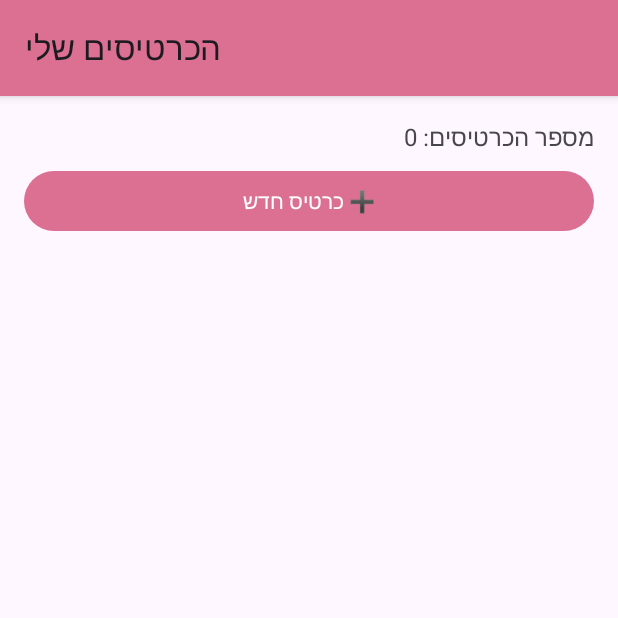
After one commit to hallelco/BizCard, an Android app: the CardsListActivity screen opened directly, with no data from a screen before it, on a phone screen of 412 x 824 dp, the top half of it. The commit adds this screen. Run offline under Robolectric (Android 15) with nearby library versions, the phone set to English and light mode, and no system bars; our stand-ins replace Firebase (no records; nobody signed in at launch, a user with empty details on screens opened directly).

Commit message:
BizCard 3.0 task

```diff
--- a/app/build.gradle.kts
+++ b/app/build.gradle.kts
@@ -1,5 +1,6 @@
 plugins {
     alias(libs.plugins.android.application)
+    id("com.google.gms.google-services")
 }
 
 android {
@@ -36,6 +37,8 @@ dependencies {
     implementation(libs.appcompat)
     implementation(libs.constraintlayout)
     implementation(libs.material)
+    implementation(platform("com.google.firebase:firebase-bom:33.7.0"))
+    implementation("com.google.firebase:firebase-database")
     testImplementation(libs.junit)
     androidTestImplementation(libs.espresso.core)
     androidTestImplementation(libs.ext.junit)
--- /dev/null
+++ b/app/src/main/java/com/example/myapplication/CardsDb.java
@@ -0,0 +1,16 @@
+package com.example.myapplication;
+
+import android.content.Context;
+
+import com.google.firebase.database.DatabaseReference;
+import com.google.firebase.database.FirebaseDatabase;
+
+public class CardsDb {
+
+    // מחזיר מצביע לצומת "cards" בעץ. כל המסכים לוקחים אותו מכאן
+    public static DatabaseReference cards(Context context) {
+        FirebaseConfig.ensureInitialized(context);       // מחברים ל-Firebase (רק בפעם הראשונה)
+        return FirebaseDatabase.getInstance(FirebaseConfig.DATABASE_URL)
+                .getReference("cards");
+    }
+}
--- /dev/null
+++ b/app/src/main/java/com/example/myapplication/CardsListActivity.java
@@ -0,0 +1,168 @@
+package com.example.myapplication;
+
+import android.app.AlertDialog;
+import android.content.DialogInterface;
+import android.content.Intent;
+import android.os.Bundle;
+import android.view.View;
+import android.widget.AdapterView;
+import android.widget.ArrayAdapter;
+import android.widget.Button;
+import android.widget.ListView;
+import android.widget.TextView;
+import android.widget.Toast;
+
+import androidx.annotation.NonNull;
+import androidx.appcompat.app.AppCompatActivity;
+
+import com.google.android.gms.tasks.OnSuccessListener;
+import com.google.firebase.database.DataSnapshot;
+import com.google.firebase.database.DatabaseError;
+import com.google.firebase.database.DatabaseReference;
+import com.google.firebase.database.ValueEventListener;
+
+import java.util.ArrayList;
+
+public class CardsListActivity extends AppCompatActivity {
+
+    private ListView lvCards;
+    private TextView tvCount;
+
+    private ArrayList<Card> cards = new ArrayList<>();   // הכרטיסים בזיכרון
+    private ArrayAdapter<Card> adapter;                  // מחבר בין הרשימה ל-ListView
+
+    private DatabaseReference ref;                       // הצומת cards
+    private ValueEventListener listener;                 // שומרים אותו כדי להסיר בסוף
+
+    @Override
+    protected void onCreate(Bundle savedInstanceState) {
+        super.onCreate(savedInstanceState);
+        setContentView(R.layout.activity_cards_list);
+        setTitle("הכרטיסים שלי");
+
+        lvCards = findViewById(R.id.lvCards);
+        tvCount = findViewById(R.id.tvCount);
+
+        if (cards.isEmpty()) {
+            tvCount.setText("אין עדיין כרטיסים. צרו את הראשון!");
+        } else {
+            tvCount.setText("מספר הכרטיסים: " + cards.size());
+        }
+
+        // ➕ כרטיס חדש: סוגרים את הרשימה וחוזרים לטופס (הוא מתחת לרשימה, והוא כבר ריק)
+        Button btnAdd = findViewById(R.id.btnAdd);
+        btnAdd.setOnClickListener(new View.OnClickListener() {
+            @Override
+            public void onClick(View v) {
+                finish();
+            }
+        });
+
+        adapter = new ArrayAdapter<>(this, android.R.layout.simple_list_item_1, cards);
+        lvCards.setAdapter(adapter);
+
+        if (!FirebaseConfig.isConfigured()) {
+            tvCount.setText("חסרים ערכים ב-FirebaseConfig.java");
+            return;
+        }
+
+        ref = CardsDb.cards(this);
+
+        // ===== קריאה (Read) =====
+        listener = new ValueEventListener() {
+            @Override
+            public void onDataChange(@NonNull DataSnapshot snapshot) {
+
+                // TODO 4: ריקון הרשימה
+                cards.clear();
+
+                // TODO 5: מעבר על כל הילדים של snapshot
+                for (DataSnapshot child : snapshot.getChildren()) {
+                    Card card = child.getValue(Card.class);
+
+                    if (card != null) {
+                        card.setKey(child.getKey());
+                        cards.add(card);
+                    }
+                }
+
+                // TODO 6: עדכון המתאם ומספר הכרטיסים
+                adapter.notifyDataSetChanged();
+                tvCount.setText("מספר הכרטיסים: " + cards.size());
+            }
+
+            @Override
+            public void onCancelled(@NonNull DatabaseError error) {
+                Toast.makeText(CardsListActivity.this,
+                        "הקריאה נכשלה: " + error.getMessage(), Toast.LENGTH_LONG).show();
+            }
+        };
+
+        // TODO 7: הרשמה להאזנה לשינויים בצומת ref
+        ref.addValueEventListener(listener);
+
+        lvCards.setOnItemClickListener(new AdapterView.OnItemClickListener() {
+            @Override
+            public void onItemClick(AdapterView<?> parent, View view, int position, long id) {
+
+                // TODO 9: קבלת הכרטיס שנבחר מהרשימה
+                Card card = cards.get(position);
+
+                // יצירת Intent למסך CardActivity
+                Intent intent = new Intent(CardsListActivity.this, CardActivity.class);
+
+                // העברת חמשת הנתונים של הכרטיס
+                intent.putExtra("key", card.getKey());
+                intent.putExtra(MainActivity.KEY_NAME, card.getName());
+                intent.putExtra(MainActivity.KEY_ROLE, card.getRole());
+                intent.putExtra(MainActivity.KEY_PHONE, card.getPhone());
+                intent.putExtra(MainActivity.KEY_WEBSITE, card.getSite());
+
+                // פתיחת המסך
+                startActivity(intent);
+            }
+        });
+
+        lvCards.setOnItemLongClickListener(new AdapterView.OnItemLongClickListener() {
+            @Override
+            public boolean onItemLongClick(AdapterView<?> parent, View view, int position, long id) {
+                Card card = cards.get(position);
+                askDelete(card);
+                Toast.makeText(CardsListActivity.this,"טיפלתי בלחיצה",Toast.LENGTH_LONG).show();
+                return true;
+            }
+        });
+    }
+
+    private void askDelete(final Card card) {
+        new AlertDialog.Builder(this)
+                .setTitle("מחיקת כרטיס")
+                .setMessage("למחוק את הכרטיס של " + card.getName() + "?")
+                .setPositiveButton("מחק", new DialogInterface.OnClickListener() {
+                    @Override
+                    public void onClick(DialogInterface dialog, int which) {
+                        ref.child(card.getKey()).removeValue()
+                                .addOnSuccessListener(new OnSuccessListener<Void>() {
+                                    @Override
+                                    public void onSuccess(Void unused) {
+                                        Toast.makeText(CardsListActivity.this,
+                                                "נמחק", Toast.LENGTH_SHORT).show();
+                                    }
+                                });
+                    }
+                })
+                .setNegativeButton("ביטול", null)
+                .show();
+    }
+
+
+    @Override
+    protected void onDestroy() {
+        super.onDestroy();
+
+        // TODO 8: ביטול ההרשמה של listener
+        if (ref != null && listener != null) {
+            ref.removeEventListener(listener);
+        }
+    }
+}
--- /dev/null
+++ b/app/src/main/java/com/example/myapplication/FirebaseConfig.java
@@ -0,0 +1,33 @@
+package com.example.myapplication;
+
+import android.content.Context;
+
+import com.google.firebase.FirebaseApp;
+import com.google.firebase.FirebaseOptions;
+
+public class FirebaseConfig {
+
+    // ↓↓↓ מעתיקים את שלושת הערכים מ-FirebaseConfig.java של פרויקט פרק 11 ↓↓↓
+    public static final String API_KEY = "AIzaSyCLIxzQ9xlxI-YtHmvVpyX263Xv_G2_sJ4";
+    public static final String APPLICATION_ID = "1:728751598151:android:43823433bf02fc85f25f62";
+    public static final String DATABASE_URL = "https://bizcard-238d5-default-rtdb.firebaseio.com/";
+    // ↑↑↑ בלי רווחים, ובתוך המרכאות ↑↑↑
+
+    // האם מילאו את שלושת הערכים?
+    public static boolean isConfigured() {
+        return !API_KEY.isEmpty() && !APPLICATION_ID.isEmpty() && !DATABASE_URL.isEmpty();
+    }
+
+    // מחבר את האפליקציה ל-Firebase. מספיק פעם אחת: בפעם השנייה יוצאים מיד
+    public static void ensureInitialized(Context context) {
+        if (!FirebaseApp.getApps(context).isEmpty()) {
+            return;                                     // כבר מחובר
+        }
+        FirebaseOptions options = new FirebaseOptions.Builder()
+                .setApiKey(API_KEY)
+                .setApplicationId(APPLICATION_ID)
+                .setDatabaseUrl(DATABASE_URL)
+                .build();
+        FirebaseApp.initializeApp(context.getApplicationContext(), options);
+    }
+}
--- /dev/null
+++ b/app/src/main/res/layout/activity_cards_list.xml
@@ -0,0 +1,28 @@
+<?xml version="1.0" encoding="utf-8"?>
+<LinearLayout xmlns:android="http://schemas.android.com/apk/res/android"
+    android:layout_width="match_parent"
+    android:layout_height="match_parent"
+    android:orientation="vertical"
+    android:padding="16dp">
+
+    <TextView
+        android:id="@+id/tvCount"
+        android:layout_width="match_parent"
+        android:layout_height="wrap_content"
+        android:layout_marginBottom="8dp"
+        android:text="טוען מהענן..."
+        android:textSize="16sp" />
+
+    <Button
+        android:id="@+id/btnAdd"
+        android:layout_width="match_parent"
+        android:layout_height="wrap_content"
+        android:layout_marginBottom="8dp"
+        android:text="➕ כרטיס חדש" />
+
+    <ListView
+        android:id="@+id/lvCards"
+        android:layout_width="match_parent"
+        android:layout_height="match_parent" />
+
+</LinearLayout>
--- a/app/src/main/res/menu/card_menu.xml
+++ b/app/src/main/res/menu/card_menu.xml
@@ -12,4 +12,9 @@ xmlns:app="http://schemas.android.com/apk/res-auto">
 <item android:id="@+id/action_dial" android:title="@string/dial"
     android:icon="@drawable/ic_call"
     app:showAsAction="always"/>
+
+    <item
+        android:id="@+id/action_edit"
+        android:title="ערוך כרטיס"
+        app:showAsAction="never" />
 </menu>
--- a/app/src/main/res/values/strings.xml
+++ b/app/src/main/res/values/strings.xml
@@ -1,4 +1,3 @@
-
 <resources>
     <string name="main_screen">תפריט כרטיס ביקור</string>
     <string name="card_screen">הכרטיס שלי</string>
--- a/build.gradle.kts
+++ b/build.gradle.kts
@@ -1,4 +1,5 @@
 // Top-level build file where you can add configuration options common to all sub-projects/modules.
 plugins {
     alias(libs.plugins.android.application) apply false
+    id("com.google.gms.google-services") version "4.4.4" apply false
 }
```
Also changed, not shown: app/src/main/AndroidManifest.xml (+8 -2 lines), app/src/main/java/com/example/myapplication/Card.java (added, +52 -0 lines), app/src/main/java/com/example/myapplication/CardActivity.java (+18 -2 lines), app/src/main/java/com/example/myapplication/MainActivity.java (+132 -36 lines), app/src/main/res/layout/activity_main.xml (+4 -4 lines), app/src/main/res/menu/main_menu.xml (+7 -0 lines), 1 other file.
